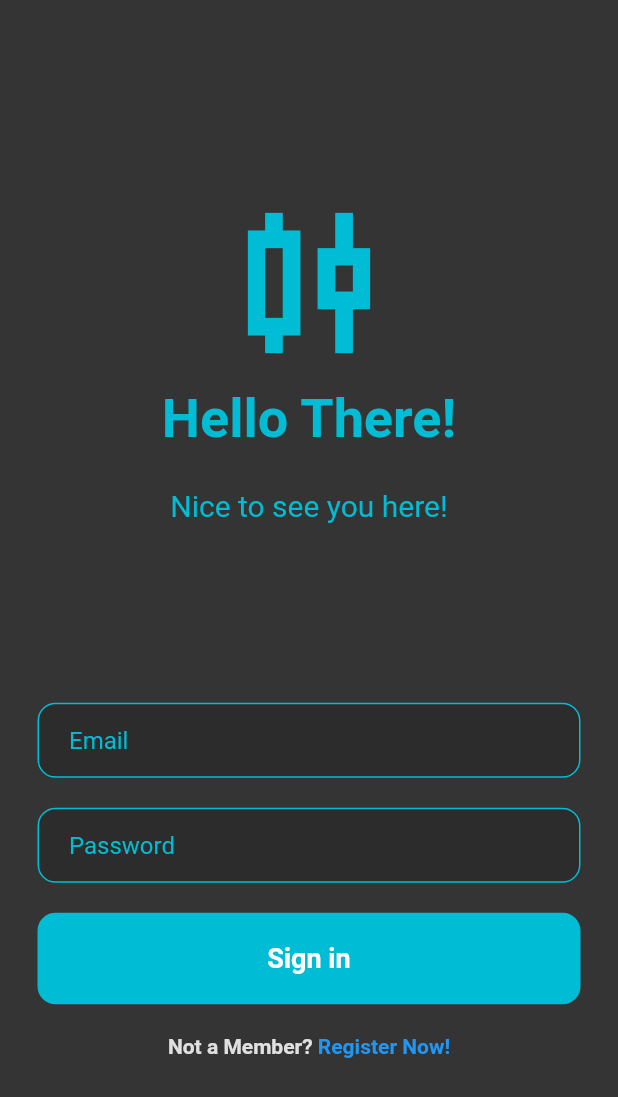
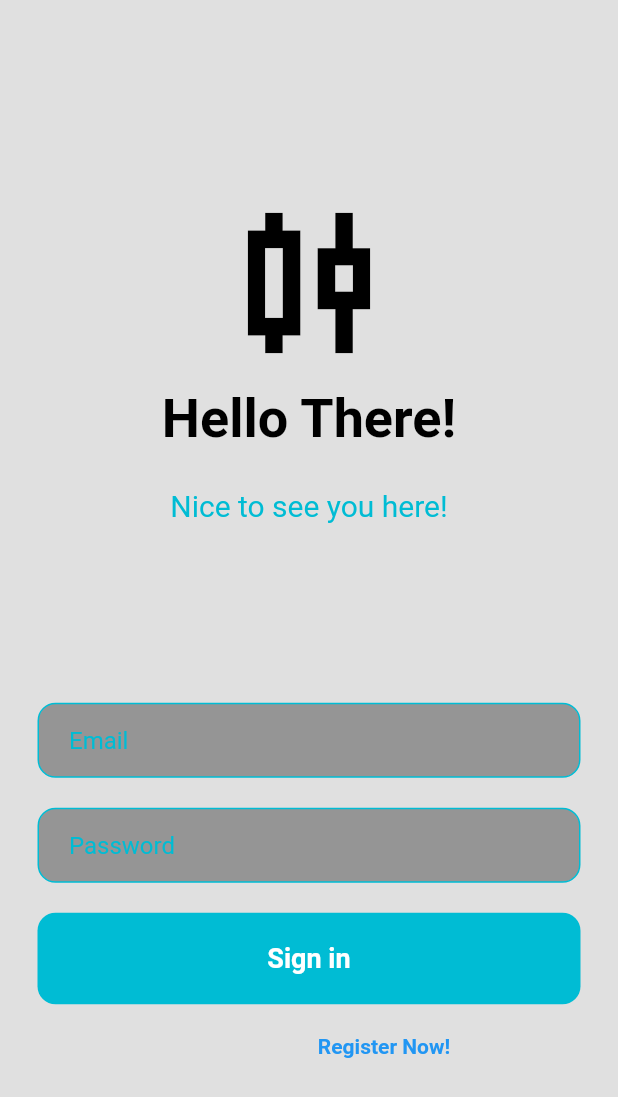
Before and after one commit to Tom0603/WalletTree, a Flutter app: the screen it shows after launch, on a phone screen of 412 x 824 dp. Shown: the top 1097 px of the screen. Run offline on Flutter 3.47's test engine with Material 2 defaults, Android fonts, the phone set to English and light mode, and no system bars; our stand-ins replace syncfusion_flutter_charts.

Commit message:
dark and light themes are now working

```diff
--- a/frontend/lib/main.dart
+++ b/frontend/lib/main.dart
@@ -1,4 +1,5 @@
 import 'package:flutter/material.dart';
+import 'package:frontend/theme/custom_themes.dart';
 import 'screens/login_screen.dart';
 
 void main() {
@@ -10,9 +11,12 @@
 
   @override
   Widget build(BuildContext context) {
-    return const MaterialApp(
+    return MaterialApp(
       debugShowCheckedModeBanner: false,
-      home: LoginPage(),
+      theme: CustomAppTheme.lightTheme,
+      darkTheme: CustomAppTheme.darkTheme,
+      //themeMode: ThemeMode.dark,
+      home: const LoginScreen(),
     );
   }
 }
--- a/frontend/lib/responsive/responsive_layout.dart
+++ b/frontend/lib/responsive/responsive_layout.dart
@@ -5,7 +5,7 @@
   final Widget tabletScaffold;
   final Widget desktopScaffold;
 
-  ResponsiveLayout({
+  const ResponsiveLayout({
     Key? key,
     required this.mobileScaffold,
     required this.tabletScaffold,
--- a/frontend/lib/screens/home_screen.dart
+++ b/frontend/lib/screens/home_screen.dart
@@ -10,14 +10,12 @@
 }
 
 class _HomeScreenState extends State<HomeScreen> {
-
   // Padding constants
   final horizontalPadding = 40.0;
   final verticalPadding = 40.0;
 
   // App Bar value
   // TODO: add path to backend to keep value up to date
-
   double netWorth = 17.839;
 
   List boxViews = [
@@ -32,11 +30,9 @@
     return Scaffold(
       appBar: AppBar(
         title: Text(
-            "Net worth: $netWorth€",
-          style: const TextStyle(
-            color: Colors.cyan,
-            fontWeight: FontWeight.bold
-          ),
+          "Net worth: $netWorth€",
+          style:
+              const TextStyle(color: Colors.cyan, fontWeight: FontWeight.bold),
         ),
         centerTitle: true,
         backgroundColor: const Color.fromARGB(1000, 32, 32, 32),
@@ -57,7 +53,9 @@
                 ),
               ),
             ),
-            const SizedBox(height: 10,),
+            const SizedBox(
+              height: 10,
+            ),
 
             // grid
             Expanded(
@@ -66,7 +64,7 @@
                 physics: const NeverScrollableScrollPhysics(),
                 padding: const EdgeInsets.symmetric(horizontal: 25),
                 gridDelegate: const SliverGridDelegateWithFixedCrossAxisCount(
-                  crossAxisCount: 2,
+                  crossAxisCount: 1,
                 ),
                 itemBuilder: (context, index) {
                   return OverviewGrid(
--- a/frontend/lib/screens/login_screen.dart
+++ b/frontend/lib/screens/login_screen.dart
@@ -1,42 +1,36 @@
 import 'package:flutter/material.dart';
 import 'package:frontend/screens/home_screen.dart';
+import 'package:frontend/theme/custom_themes.dart';
 
-class LoginPage extends StatefulWidget {
-  const LoginPage({Key? key}) : super(key: key);
+class LoginScreen extends StatefulWidget {
+  const LoginScreen({Key? key}) : super(key: key);
 
   @override
-  State<LoginPage> createState() => _LoginPageState();
+  State<LoginScreen> createState() => _LoginScreenState();
 }
 
-class _LoginPageState extends State<LoginPage> {
+class _LoginScreenState extends State<LoginScreen> {
   @override
   Widget build(BuildContext context) {
     return Scaffold(
-      backgroundColor: const Color.fromARGB(1000, 32, 32, 32),
+      backgroundColor: Theme.of(context).scaffoldBackgroundColor,
       body: SafeArea(
         child: Center(
           child: SingleChildScrollView(
             child: Column(
               mainAxisAlignment: MainAxisAlignment.center,
               children: [
-
                 /// Candlestick icon
-
-                const Icon(
+                Icon(
                   Icons.candlestick_chart_outlined,
                   size: 140,
-                  color: Colors.cyan,
+                  color: Theme.of(context).iconTheme.color,
                 ),
 
                 /// Hello Text
-
-                const Text(
+                Text(
                   'Hello There!',
-                  style: TextStyle(
-                    fontWeight: FontWeight.bold,
-                    fontSize: 36,
-                    color: Colors.cyan,
-                  ),
+                  style: Theme.of(context).textTheme.headline1,
                 ),
                 const SizedBox(height: 25),
                 const Text(
@@ -49,7 +43,6 @@
                 const SizedBox(height: 120),
 
                 /// Email input field
-
                 Padding(
                   padding: const EdgeInsets.symmetric(horizontal: 25.0),
                   child: Container(
@@ -74,7 +67,6 @@
                 ),
 
                 /// Password input field
-
                 Padding(
                   padding: const EdgeInsets.symmetric(horizontal: 25.0),
                   child: Container(
@@ -99,7 +91,6 @@
                 ),
 
                 /// Sign in button
-
                 Padding(
                   padding: const EdgeInsets.symmetric(horizontal: 25.0),
                   child: GestureDetector(
@@ -131,16 +122,13 @@
                 const SizedBox(height: 20),
 
                 /// Not a member?
-
                 Row(
                   mainAxisAlignment: MainAxisAlignment.center,
                   children: [
                     Text(
                       'Not a Member?',
                       style: TextStyle(
-                        fontWeight: FontWeight.bold,
-                        color: Colors.grey[300]
-                      ),
+                          fontWeight: FontWeight.bold, color: Colors.grey[300]),
                     ),
                     const Text(
                       ' Register Now!',
--- /dev/null
+++ b/frontend/lib/theme/custom_themes.dart
@@ -0,0 +1,75 @@
+import 'package:flutter/material.dart';
+
+/// General constants
+const colorBlack = Colors.black;
+const colorWhite = Colors.white;
+
+/// Color constants for Light Theme
+//const colorPrimaryLight = Colors.deepPurple;
+const colorPrimaryLight = Colors.cyan;
+const colorBackgroundLight = Color(0xFFE0E0E0);
+
+/// Color constants for Dark Theme
+const colorPrimaryDark = Colors.cyan;
+const colorBackgroundDark = Color.fromARGB(100, 32, 32, 32);
+
+class CustomAppTheme {
+  static ThemeData get lightTheme {
+    return ThemeData(
+        primaryColor: colorPrimaryLight,
+        scaffoldBackgroundColor: colorBackgroundLight,
+
+        // Theming for Icon
+        iconTheme: const IconThemeData(
+          color: colorBlack
+        ),
+
+        // Theming for Text
+        textTheme: const TextTheme(
+            headline1: TextStyle(
+          fontFamily: "Proxima  Nova",
+          fontSize: 36,
+          fontWeight: FontWeight.bold,
+          color: colorBlack,
+        )));
+  }
+
+  static ThemeData get darkTheme {
+    return ThemeData(
+        primaryColor: colorPrimaryDark,
+        scaffoldBackgroundColor: colorBackgroundDark,
+        textTheme: const TextTheme(
+            headline1: TextStyle(
+          fontFamily: "Proxima  Nova",
+          fontSize: 36,
+          fontWeight: FontWeight.bold,
+          color: colorPrimaryDark,
+        )));
+  }
+}
+
+/*
+const appTextTheme = TextTheme(
+  headline1: TextStyle(
+    fontFamily: "Proxima  Nova",
+    fontSize: 4,
+    fontWeight: FontWeight.bold,
+    //letterSpacing: -1.5,
+    color: colorPrimaryLight,
+  ),
+);
+
+ThemeData appLightTheme = ThemeData(
+  brightness: Brightness.light,
+  primaryColor: colorPrimaryLight,
+  scaffoldBackgroundColor: colorBackgroundLight,
+  textTheme: appTextTheme,
+);
+
+ThemeData appDarkTheme = ThemeData(
+  brightness: Brightness.dark,
+  primaryColor: colorPrimaryDark,
+  scaffoldBackgroundColor: colorBackgroundDark,
+  textTheme: appTextTheme,
+);
+*/
```
